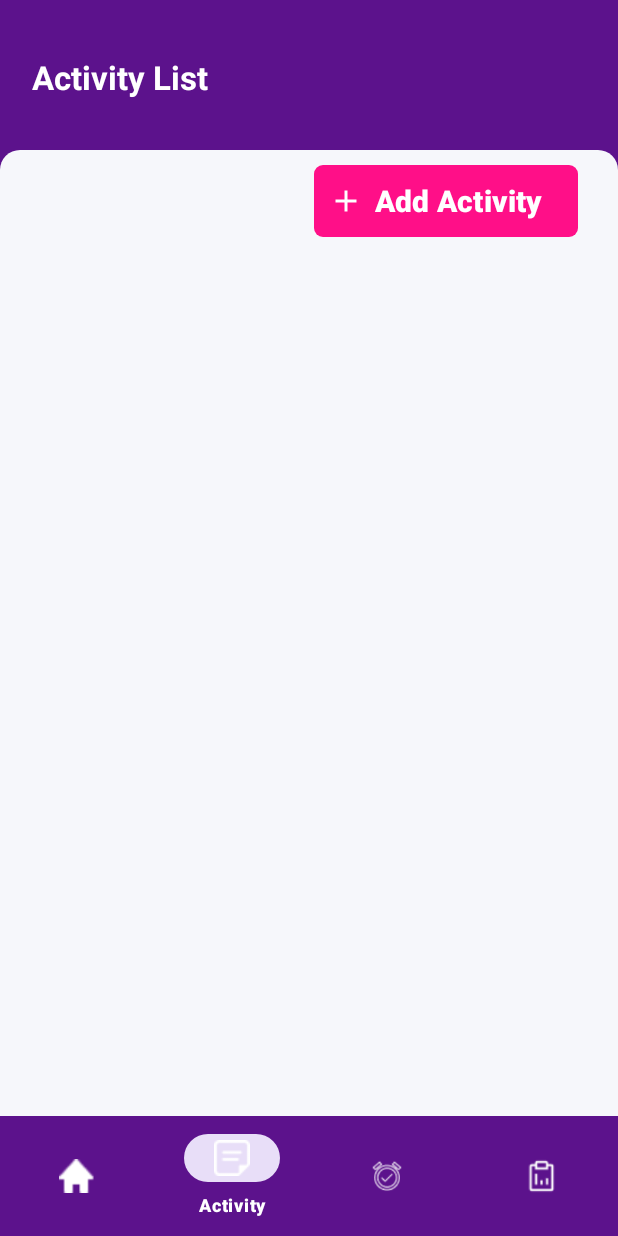
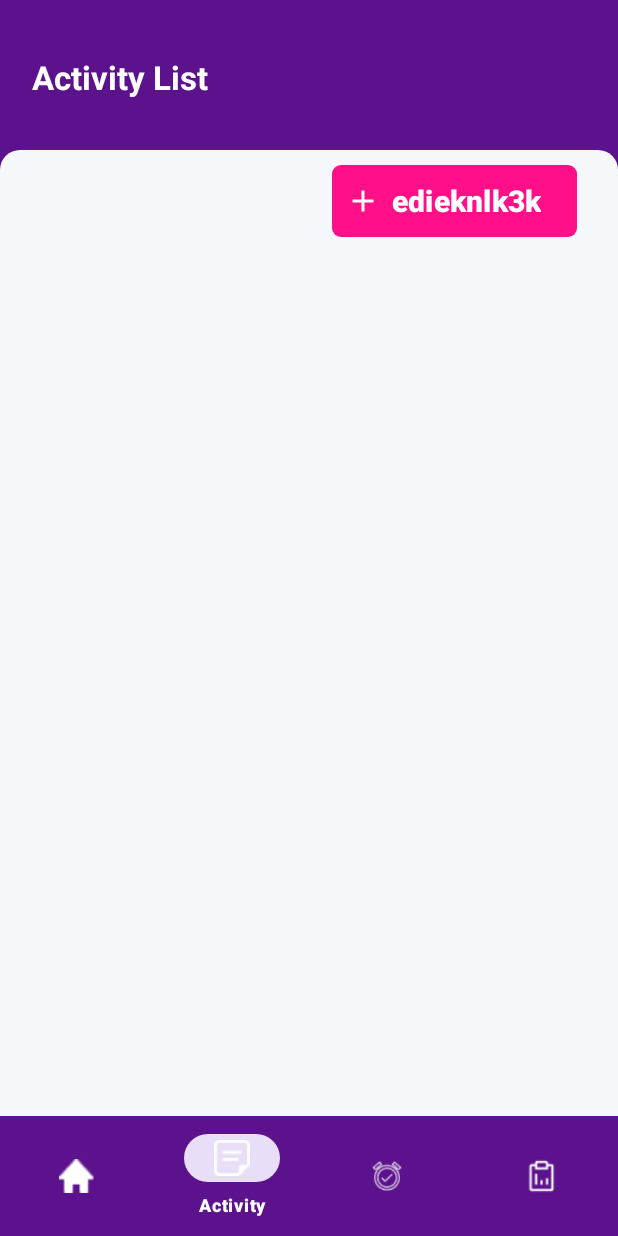
Before and after one commit to Ayeshazulfiqar895/TimeTrackingApp, an Android app: the screen it shows after launch once a user with an empty profile is signed in (bottomNavigation), item 2 of the bottom bar chosen, on a phone screen of 412 x 824 dp. Run offline under Robolectric (Android 15) with nearby library versions, the phone set to English and light mode, and no system bars; our stand-ins replace Firebase (no records; nobody signed in at launch, a user with empty details on screens opened directly).

Commit message:
Update fragment_list.xml

```diff
--- a/app/src/main/res/layout/fragment_list.xml
+++ b/app/src/main/res/layout/fragment_list.xml
@@ -46,7 +46,7 @@
                 android:height="20dp"
                 android:background="@drawable/login_fields"
                 android:paddingStart="40dp"
-                android:text="Add Activity"
+                android:text="edieknlk3k"
                 android:textSize="20dp"
                 android:textStyle="bold"
                 app:layout_constraintEnd_toEndOf="parent"
```
